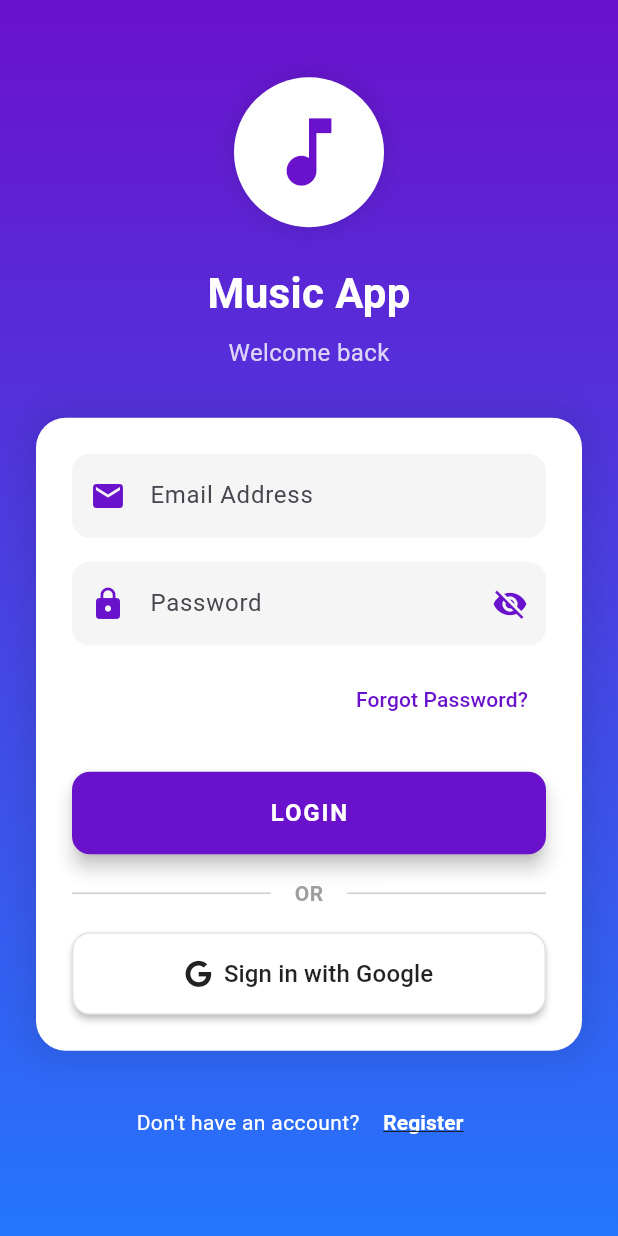
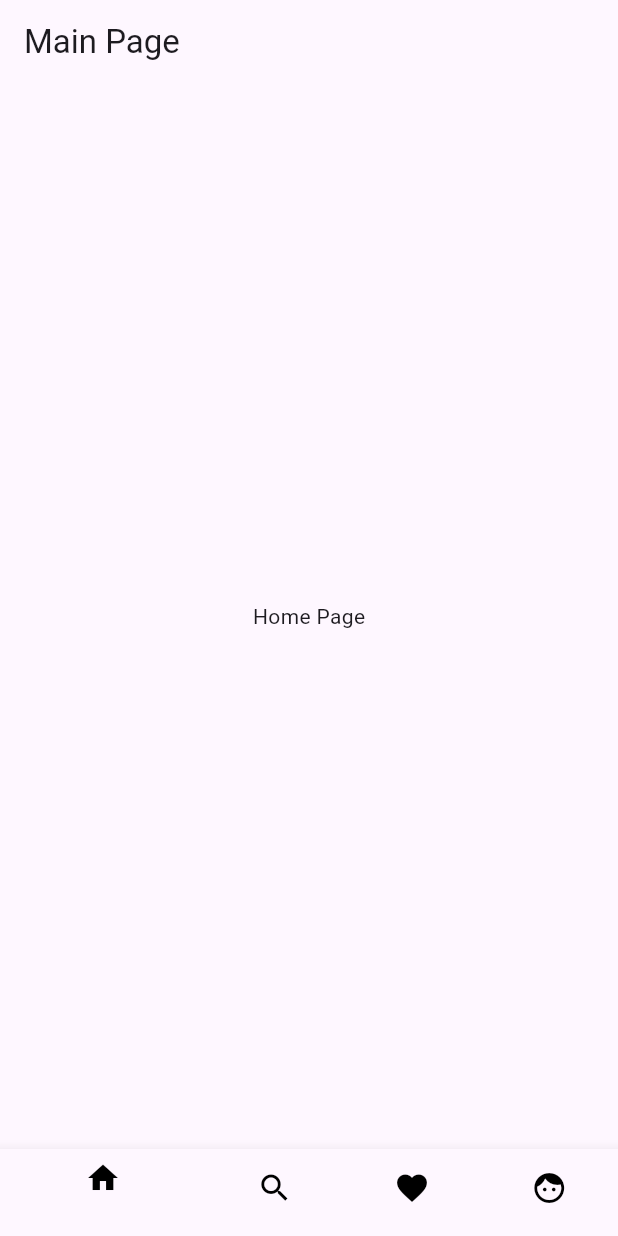
Before and after one commit to muhammadJawadm/Music_app, a Flutter app: the screen it shows after launch, on a phone screen of 412 x 824 dp. Run offline on Flutter 3.47's test engine with Material 3 defaults, Android fonts, the phone set to English and light mode, and no system bars; our stand-ins replace cloud_firestore, firebase_auth, firebase_core, font_awesome_flutter, google_sign_in, just_audio and 1 more; missing offline and left inert: dart:ffi; accounts and stored records are empty.

Commit message:
Major Changes

```diff
--- /dev/null
+++ b/lib/MainPage.dart
@@ -0,0 +1,72 @@
+import 'package:flutter/material.dart';
+import 'package:music_app/Favourite.dart';
+import 'package:music_app/MusicList.dart';
+
+class MainHomePage extends StatefulWidget {
+  const MainHomePage({super.key});
+
+  @override
+  State<MainHomePage> createState() => _MainHomePageState();
+}
+
+class _MainHomePageState extends State<MainHomePage> {
+  int _selectedIndex = 0;
+
+  final List<Widget> _pages = [
+    HomePage(),
+    Musiclist(),
+    FavouriteList(),
+    AccountPage()
+  ];
+  @override
+  Widget build(BuildContext context) {
+    return Scaffold(
+      appBar: AppBar(
+        title: const Text('Main Page'),
+      ),
+      body: _pages[_selectedIndex],
+      bottomNavigationBar: BottomNavigationBar(
+        currentIndex: _selectedIndex,
+        onTap: (index) {
+          setState(() {
+            _selectedIndex = index;
+          });
+        },
+        items: const <BottomNavigationBarItem>[
+          BottomNavigationBarItem(
+            icon: Icon(
+              Icons.home,
+              color: Colors.black,
+            ),
+            label: 'Home',
+          ),
+          BottomNavigationBarItem(
+            icon: Icon(Icons.search, color: Colors.black),
+            label: 'Search',
+          ),
+          BottomNavigationBarItem(
+            icon: Icon(Icons.favorite, color: Colors.black),
+            label: 'Favourite',
+          ),
+          BottomNavigationBarItem(
+              icon: Icon(Icons.face, color: Colors.black), label: 'Account')
+        ],
+      ),
+    );
+  }
+}
+
+class HomePage extends StatelessWidget {
+  @override
+  Widget build(BuildContext context) {
+    return Center(child: Text("Home Page"));
+  }
+}
+
+// Example AccountPage (You need to create this)
+class AccountPage extends StatelessWidget {
+  @override
+  Widget build(BuildContext context) {
+    return Center(child: Text("Account Page"));
+  }
+}
--- a/lib/main.dart
+++ b/lib/main.dart
@@ -1,6 +1,9 @@
 import 'package:flutter/material.dart';
+import 'package:music_app/Favourite_provider.dart';
 import 'package:music_app/Login.dart';
 import 'package:firebase_core/firebase_core.dart';
+import 'package:music_app/MainPage.dart';
+import 'package:provider/provider.dart';
 import 'firebase_options.dart';
 
 void main() {
@@ -9,7 +12,12 @@ void main() {
     options: DefaultFirebaseOptions
         .currentPlatform, // Use this if `firebase_options.dart` is generated
   );
-  runApp(const MyApp());
+  runApp(MultiProvider(
+    providers: [
+      ChangeNotifierProvider(create: (context) => FavouriteSongsProvider())
+    ],
+    child: MyApp(),
+  ));
 }
 
 class MyApp extends StatelessWidget {
@@ -25,7 +33,7 @@ class MyApp extends StatelessWidget {
         colorScheme: ColorScheme.fromSeed(seedColor: Colors.deepPurple),
         useMaterial3: true,
       ),
-      home: LoginPage(),
+      home: MainHomePage(),
     );
   }
 }
--- a/pubspec.yaml
+++ b/pubspec.yaml
@@ -43,6 +43,7 @@ dependencies:
   cloud_firestore: ^5.6.5
   google_sign_in: ^6.3.0
   font_awesome_flutter: ^10.8.0
+  provider: ^6.0.5
 
 
 dev_dependencies:
```
Also changed, not shown: lib/Favourite.dart (added, +167 -0 lines), lib/Favourite_provider.dart (added, +26 -0 lines), lib/Login.dart (+9 -0 lines), lib/PlayerPage.dart (+42 -0 lines), lib/ShazamTrack.dart (+15 -0 lines), lib/SongsModel.dart (deleted), pubspec.lock.
